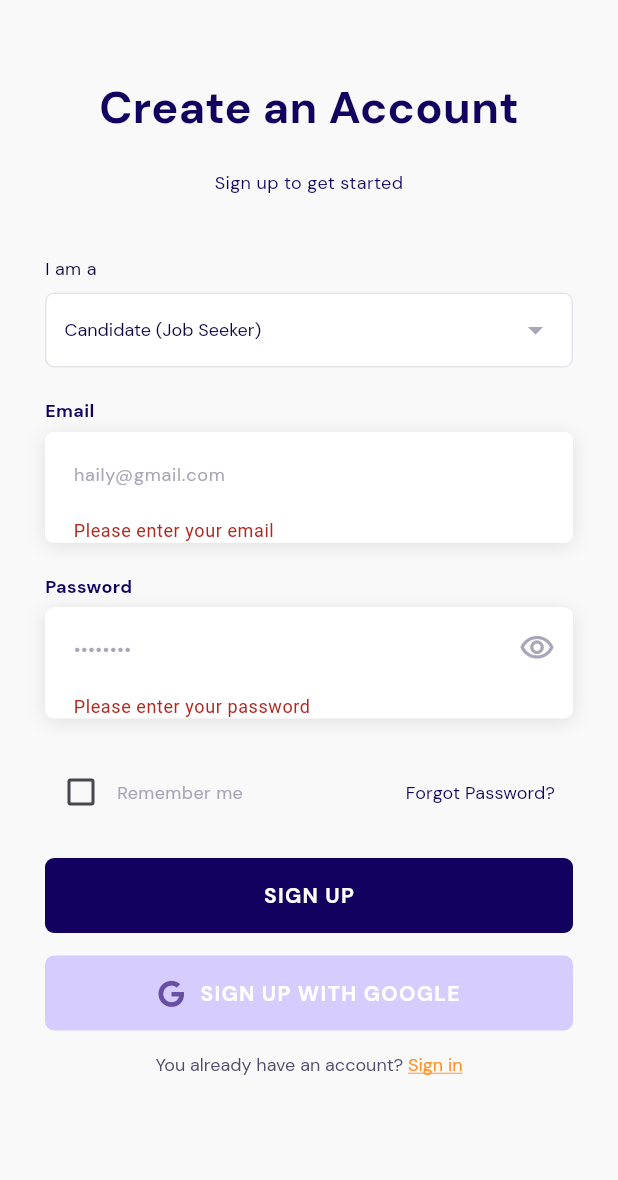
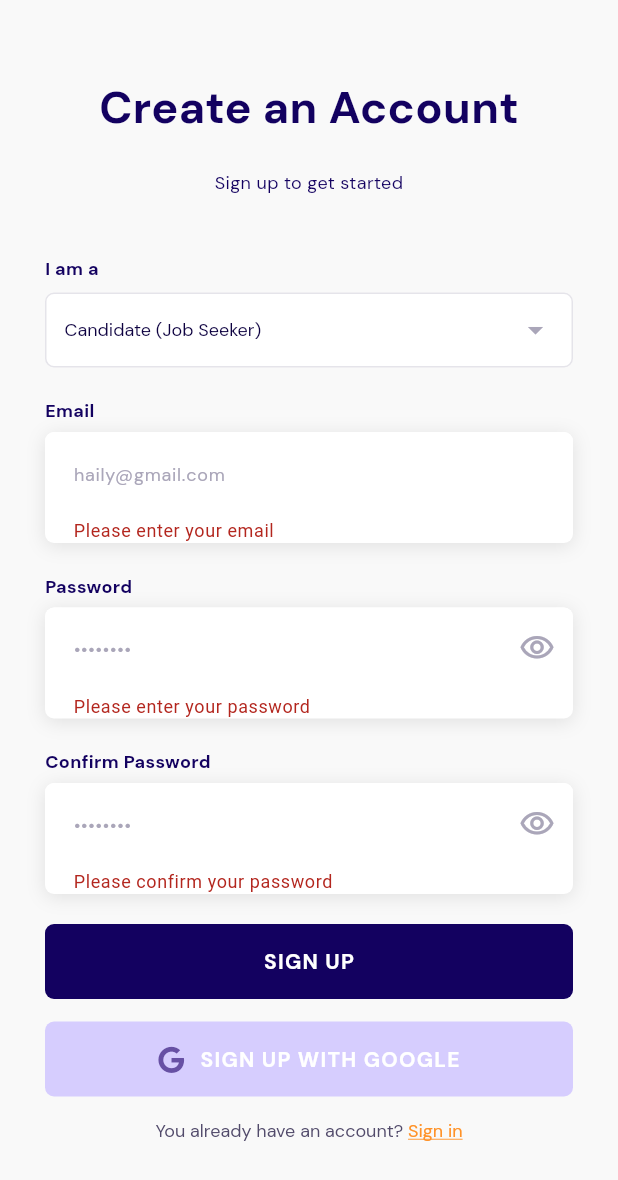
Before and after one commit to CulesBao/find-job-mobile, a Flutter app: the SignUpScreen screen opened by its route, after a tap on "SIGN UP", on a phone screen of 412 x 824 dp. Shown: the top 1180 px of the screen. Run offline on Flutter 3.47's test engine with Material 3 defaults, Android fonts, the phone set to English and light mode, and no system bars; our stand-ins replace device_info_plus, dio, font_awesome_flutter, freezed_annotation, get_it, go_router and 6 more; accounts and stored records are empty; generated files the repository leaves out were written again.

Commit message:
feat(auth): enhance sign up screen with confirm password and improve styling

```diff
--- a/lib/app/config/app_router.dart
+++ b/lib/app/config/app_router.dart
@@ -12,7 +12,7 @@ import 'package:go_router/go_router.dart';
 import 'route_path.dart';
 
 final GoRouter appRouter = GoRouter(
-  initialLocation: RoutePath.splash,
+  initialLocation: RoutePath.signIn,
   routes: <GoRoute>[
     GoRoute(
       name: 'splash',
--- a/lib/modules/auth/screens/sign_up_screen.dart
+++ b/lib/modules/auth/screens/sign_up_screen.dart
@@ -22,7 +22,7 @@ class _SignUpScreenState extends State<SignUpScreen> {
   final _formKey = GlobalKey<FormState>();
   final _emailController = TextEditingController();
   final _passwordController = TextEditingController();
-  bool _rememberMe = false;
+  final _confirmPasswordController = TextEditingController();
   Role _selectedRole = Role.candidate;
   bool _isLoading = false;
 
@@ -30,6 +30,7 @@ class _SignUpScreenState extends State<SignUpScreen> {
   void dispose() {
     _emailController.dispose();
     _passwordController.dispose();
+    _confirmPasswordController.dispose();
     super.dispose();
   }
 
@@ -128,7 +129,8 @@ class _SignUpScreenState extends State<SignUpScreen> {
                 Text(
                   'I am a',
                   style: AppTextStyles.label.copyWith(
-                    color: AppColors.textPrimary,
+                    color: AppColors.primary,
+                    fontWeight: FontWeight.bold,
                   ),
                 ),
                 const SizedBox(height: 8),
@@ -202,41 +204,21 @@ class _SignUpScreenState extends State<SignUpScreen> {
                     return null;
                   },
                 ),
-                const SizedBox(height: 25),
-                Row(
-                  mainAxisAlignment: MainAxisAlignment.spaceBetween,
-                  children: [
-                    Row(
-                      children: [
-                        Checkbox(
-                          value: _rememberMe,
-                          onChanged: (value) {
-                            setState(() {
-                              _rememberMe = value ?? false;
-                            });
-                          },
-                          activeColor: AppColors.primary,
-                        ),
-                        Text(
-                          'Remember me',
-                          style: AppTextStyles.body.copyWith(
-                            color: AppColors.textTertiary,
-                          ),
-                        ),
-                      ],
-                    ),
-                    TextButton(
-                      onPressed: () {
-                        // TODO: Navigate to forgot password screen
-                      },
-                      child: Text(
-                        'Forgot Password?',
-                        style: AppTextStyles.body.copyWith(
-                          color: AppColors.primary,
-                        ),
-                      ),
-                    ),
-                  ],
+                const SizedBox(height: 20),
+                CustomTextField(
+                  controller: _confirmPasswordController,
+                  label: 'Confirm Password',
+                  hintText: '••••••••',
+                  isPassword: true,
+                  validator: (value) {
+                    if (value == null || value.isEmpty) {
+                      return 'Please confirm your password';
+                    }
+                    if (value != _passwordController.text) {
+                      return 'Passwords do not match';
+                    }
+                    return null;
+                  },
                 ),
                 const SizedBox(height: 20),
                 SizedBox(
```
